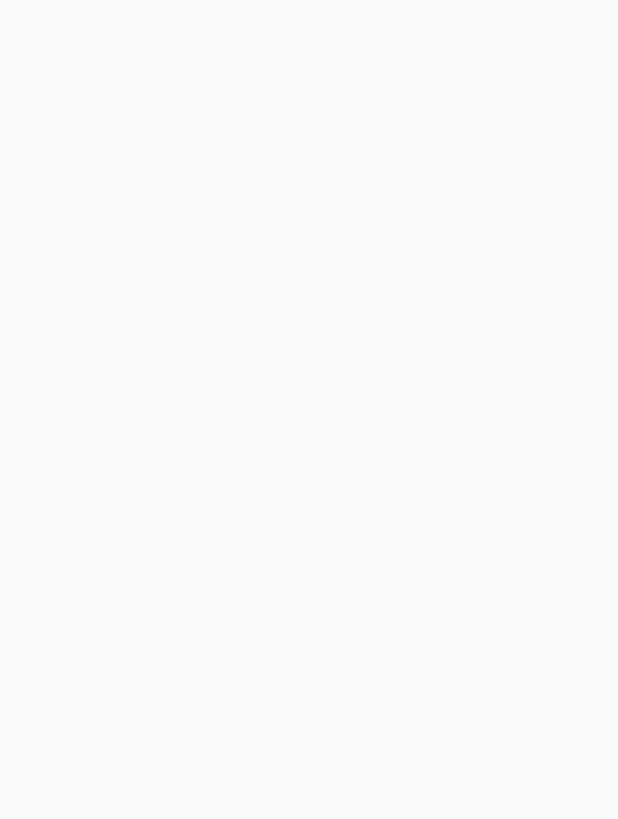
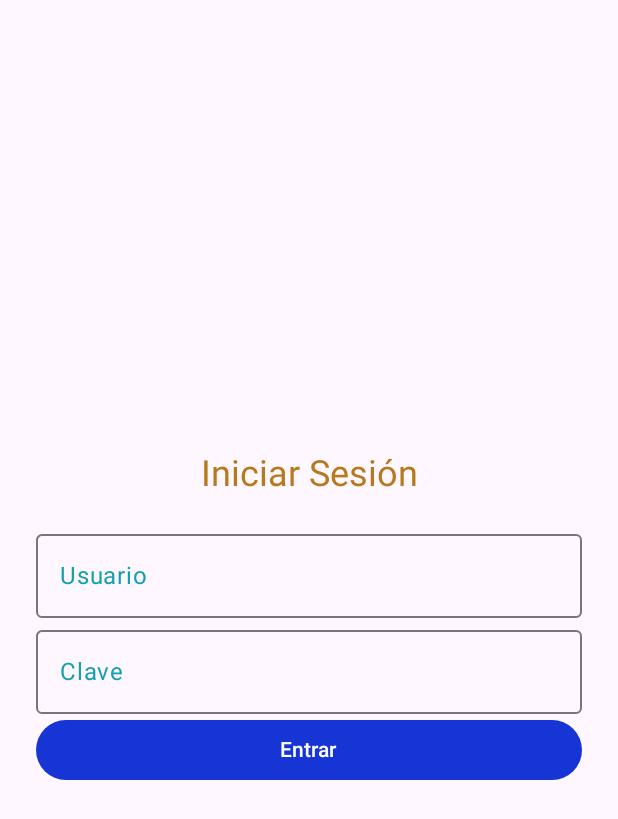
Before and after one commit to Ccastroan/Pasteleria1000saboresAndroid, an Android app built with Jetpack Compose: the screen it shows after launch (MainActivity), on a phone screen of 412 x 824 dp. Before the commit the part shown is empty. Shown: the top 819 px of the screen. Run offline under Robolectric (Android 15) with nearby library versions, the phone set to English and light mode, and no system bars.

Commit message:
Agregar Login
Agregando Login

```diff
--- a/app/src/main/java/com/example/android1000sabores/ui/screens/login/LoginScreen.kt
+++ b/app/src/main/java/com/example/android1000sabores/ui/screens/login/LoginScreen.kt
@@ -2,8 +2,81 @@ package com.example.android1000sabores.ui.screens.login
 
 
 import androidx.compose.runtime.Composable
+import android.widget.Toast //mensajes emergentes.
+import androidx.compose.foundation.layout.* //diseño.
+import androidx.compose.foundation.text.KeyboardOptions //opciones del teclado.
+import androidx.compose.material3.*  //componentes de materiales.
+import androidx.compose.runtime.*
+import androidx.compose.ui.Alignment //alineación.
+import androidx.compose.ui.Modifier //Modificar diseño visual.
+import androidx.compose.ui.platform.LocalContext //contexto local o estado de la ejercuccion con ciclo de via app y poder mostrar mensaje.
+import androidx.compose.ui.text.input.KeyboardType//Controlar el tipo de entrada para el usuario.
+import androidx.compose.ui.text.input.PasswordVisualTransformation //ocultar contraseña al escribirla.
+import androidx.compose.ui.unit.dp //Controlas el tamaño de los elementos en dp.
+import androidx.compose.ui.graphics.Color//Controlar el color de los elementos
+import androidx.compose.ui.input.key.Key
 
 
 @Composable
 fun LoginScreen() {
+    //variable para obtener en tiempo de ejeccución el contexto de la aplicación.
+    val context = LocalContext.current
+
+    //variable para almacenar el nombre de usuario.
+    var user by remember { mutableStateOf("") }
+
+    //variable para almacenar la contraseña.
+    var pass by remember { mutableStateOf("") }
+
+    //configuracion para organizar los elementos de la panmtalla usando el component column.
+    Column(
+        modifier = Modifier
+            .fillMaxSize() //rellenar toda la pantalla.
+            .padding(24.dp),
+        verticalArrangement = Arrangement.Center, //centrado vertical.
+        horizontalAlignment = Alignment.CenterHorizontally
+    ) {
+        //componentes tipo Text() para agregar un titulo.
+        Text(
+            "Iniciar Sesión",
+            style = MaterialTheme.typography.headlineSmall,
+            color = Color(color = 0xFFB7791D)
+        )
+
+        //componente Spacer para agregar un espacio entre los elementos.
+        Spacer(modifier = Modifier.height(16.dp))
+
+
+        OutlinedTextField(
+            //variable para el nombre de usuario.
+            value = user,
+            onValueChange = { user = it },
+            label = { Text("Usuario", color = Color(color = 0xFF15A0B2)) },
+            singleLine = true,
+            modifier = Modifier.fillMaxWidth()
+        )
+
+        //componente tipo OutlinedTextField para ingresar el nombre de usuario.
+        OutlinedTextField(
+            //variable para la clave de usuario.
+            value = pass,
+            onValueChange = { pass = it },
+            label = { Text("Clave", color = Color(color = 0xFF15A0B2)) },
+            singleLine = true,
+            visualTransformation = PasswordVisualTransformation(),
+            keyboardOptions = KeyboardOptions (keyboardType = KeyboardType.Password),
+            modifier = Modifier.fillMaxWidth()
+        )
+        //componente Button para el boton de iniciar sesión.)
+        Button(
+            onClick = {
+                Toast.makeText(context,"Bienvenido $user", Toast.LENGTH_SHORT).show()
+            },
+            modifier = Modifier.fillMaxWidth(),
+            colors = ButtonDefaults.buttonColors( Color(color = 0xFF1734D5))
+        ) {
+            Text("Entrar", color = Color.White)
+        }
+
+    }
 }
```
